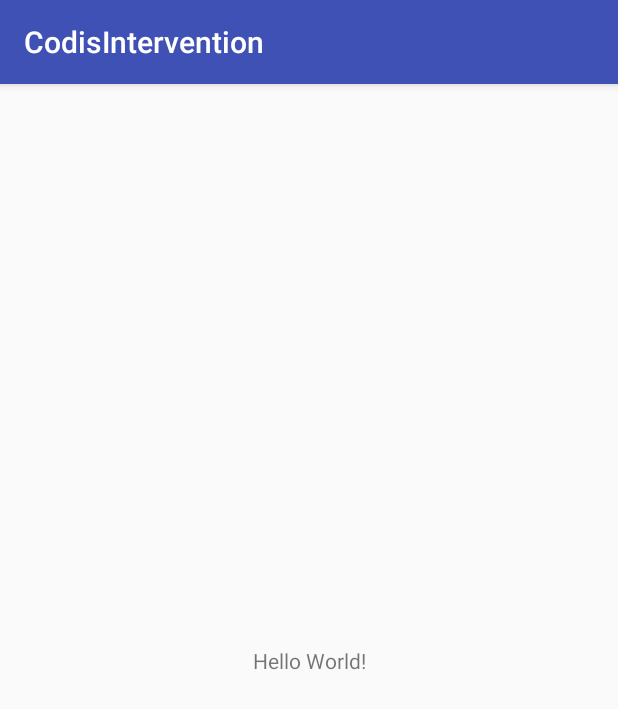
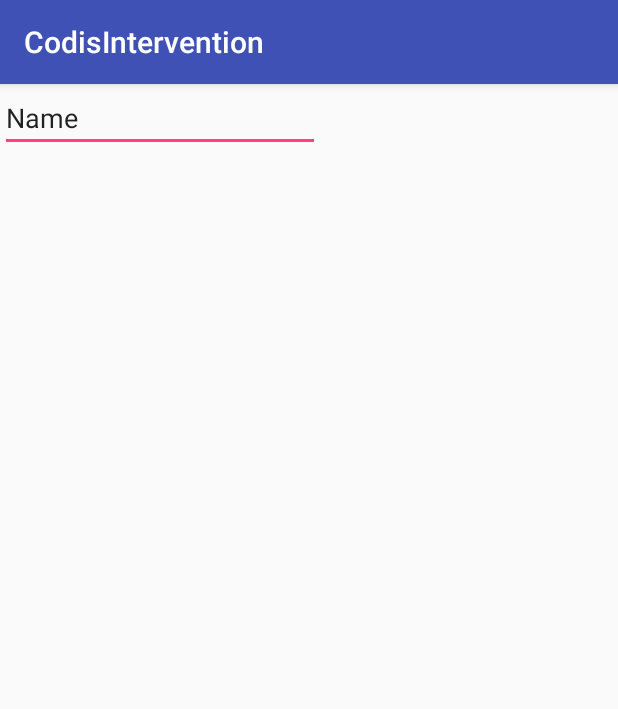
Before and after one commit to Tanaht/codis-groupe-a, an Android app: the screen it shows after launch (MainActivity), on a phone screen of 412 x 824 dp. Shown: the top 709 px of the screen. Run offline under Robolectric (Android 15) with nearby library versions, the phone set to English and light mode, and no system bars; 6 statements that could not run were skipped.

```diff
--- a/android/app/src/main/AndroidManifest.xml
+++ b/android/app/src/main/AndroidManifest.xml
@@ -11,7 +11,7 @@
         android:roundIcon="@mipmap/ic_launcher_round"
         android:supportsRtl="true"
         android:theme="@style/AppTheme">
-        <activity android:name=".MainActivity">
+        <activity android:name=".Activities.MainActivity">
             <intent-filter>
                 <action android:name="android.intent.action.MAIN" />
 
--- a/android/app/src/main/res/layout/activity_main.xml
+++ b/android/app/src/main/res/layout/activity_main.xml
@@ -4,15 +4,15 @@
     xmlns:tools="http://schemas.android.com/tools"
     android:layout_width="match_parent"
     android:layout_height="match_parent"
-    tools:context="ila.fr.codisintervention.MainActivity">
+    tools:context="ila.fr.codisintervention.Activities.MainActivity">
 
-    <TextView
+    <EditText
+        android:id="@+id/editText"
         android:layout_width="wrap_content"
         android:layout_height="wrap_content"
-        android:text="Hello World!"
-        app:layout_constraintBottom_toBottomOf="parent"
-        app:layout_constraintLeft_toLeftOf="parent"
-        app:layout_constraintRight_toRightOf="parent"
-        app:layout_constraintTop_toTopOf="parent" />
-
+        android:ems="10"
+        android:inputType="textPersonName"
+        android:text="Name"
+        tools:layout_editor_absoluteX="67dp"
+        tools:layout_editor_absoluteY="102dp" />
 </android.support.constraint.ConstraintLayout>
--- a/android/app/src/main/res/values/strings.xml
+++ b/android/app/src/main/res/values/strings.xml
@@ -1,3 +1,4 @@
 <resources>
     <string name="app_name">CodisIntervention</string>
+    <string name="login">Login</string>
 </resources>
```
Also changed, not shown: android/app/src/main/java/ila/fr/codisintervention/Activities/MainActivity.java (renamed from android/app/src/main/java/ila/fr/codisintervention/MainActivity.java, +7 -7 lines).
